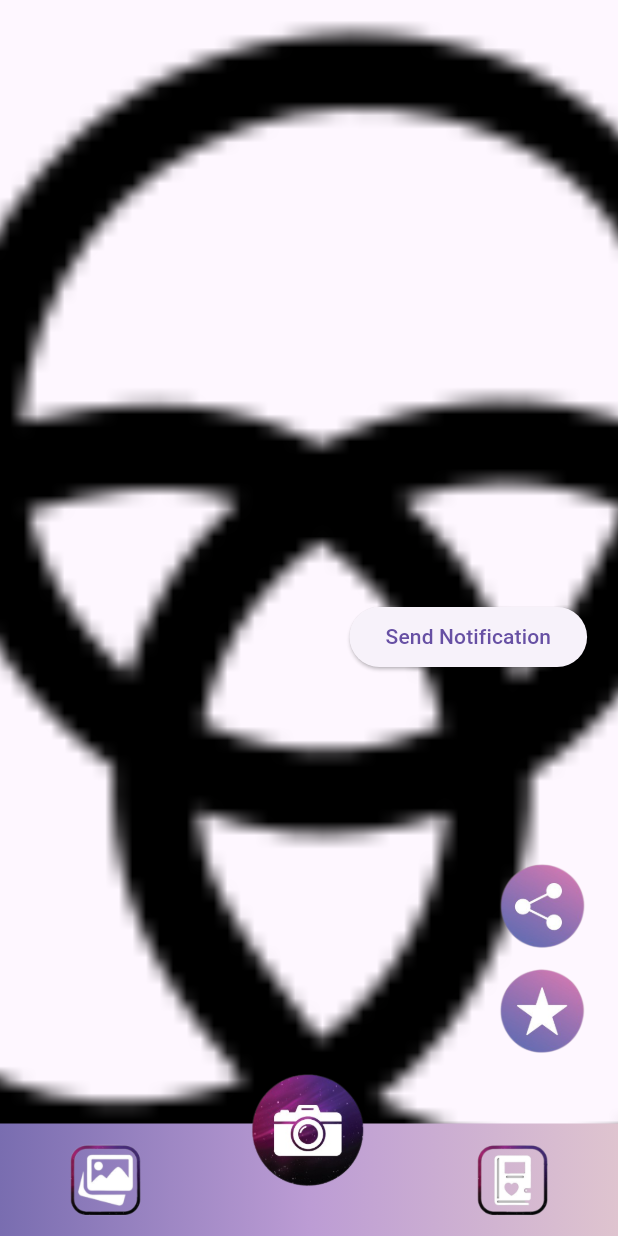
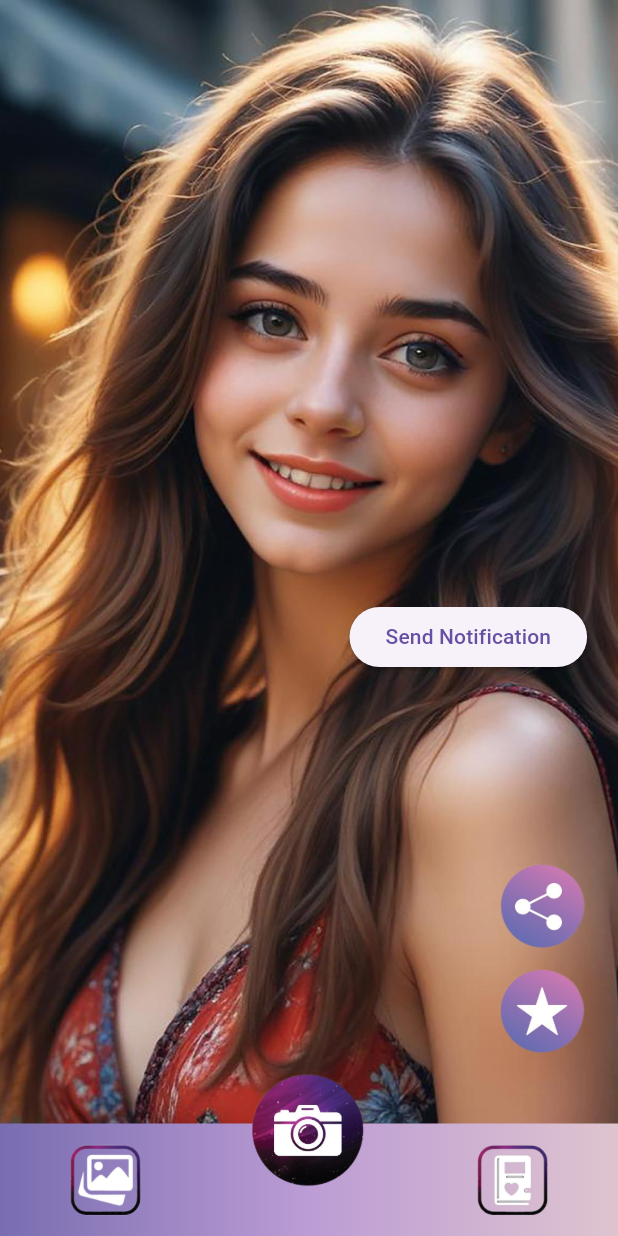
Before and after one commit to arpitmiracle/dpmaker, a Flutter app: the screen it shows after launch, on a phone screen of 412 x 824 dp. Run offline on Flutter 3.47's test engine with Material 3 defaults, Android fonts, the phone set to English and light mode, and no system bars; drawn by our look-alikes of upgrader; our stand-ins replace cached_network_image, dio, firebase_analytics, firebase_core, firebase_crashlytics, firebase_messaging and 10 more; missing offline and left inert: crop_image, document_file_save_plus, easy_image_viewer, firebase_cloud_messaging_flutter, h3m_shimmer_card; accounts and stored records are empty; project files that could hold a hidden picture were left out; key blocks and very long unbroken strings in the code were emptied for the run.

Commit message:
update images

```diff
--- a/lib/Constants/ImagePath.dart
+++ b/lib/Constants/ImagePath.dart
@@ -3,6 +3,12 @@
 
 class ImagePath {
   static const bg_home = 'assets/images/bg_home.jpg';
+  static const bg_home2 = 'assets/images/bg_home2.png';
+  static const bg_home3 = 'assets/images/bg_home3.png';
+  static const bg_home4 = 'assets/images/bg_home4.png';
+  static const bg_home5 = 'assets/images/bg_home5.png';
+  static const bg_home6 = 'assets/images/bg_home6.png';
+  static const bg_home7 = 'assets/images/bg_home7.png';
   static const ic_camera = 'assets/images/ic_camera.png';
   static const ic_gallery = 'assets/images/ic_gallery.png';
   static const ic_my_album = 'assets/images/ic_my_album.png';
--- a/lib/Screens/Frames/FrameSelection.dart
+++ b/lib/Screens/Frames/FrameSelection.dart
@@ -55,7 +55,7 @@
                       //     },);
                       //   },);
                       // } else {
-                      registerAnalyticsEvent(name: "frame_${framesList[i]['frames'][index].toString().replaceAll("assets/frames/", "").replaceAll(".png", "").replaceAll("/", "_")}");
+                      registerAnalyticsEvent(name: "frame_${framesList[i]['category']}_${index}");
                       controller.selectedFrame.value = framesList[i]['frames'][index];
                       // }
                     },
--- a/lib/Screens/Frames/FrameStickers.dart
+++ b/lib/Screens/Frames/FrameStickers.dart
@@ -55,7 +55,7 @@
                       //     },);
                       //   },);
                       // } else {
-                        registerAnalyticsEvent(name: "sticker_${stickersList[i]['stickers'][index].toString().replaceAll("assets/stickers/", "").replaceAll(".png", "").replaceAll("/", "_")}");
+                        registerAnalyticsEvent(name: "sticker_${framesList[i]['category']}_${index}");
                         // controller.stickerList.add(Sticker(id: "Sticker$index${DateTime.now().hashCode}",child: Container(height: 40,width: 40,child: Center(child: Image.asset(stickersList[i]['stickers'][index],fit: BoxFit.cover,))),));
                         controller.stickerList.add(Sticker(id: "Sticker$index${DateTime.now().hashCode}",child: Container(height: 40,width: 40,child: Center(child: CachedNetworkImage(imageUrl: stickersList[i]['stickers'][index],fit: BoxFit.cover,),),),));
                         controller.update();
--- a/lib/Screens/HomeScreen.dart
+++ b/lib/Screens/HomeScreen.dart
@@ -30,10 +30,14 @@
   AdsHelper adsHelper = AdsHelper();
   List<String> backgroundImages = [
     ImagePath.bg_home,
-    ImagePath.ic_color,
-    ImagePath.ic_download,
+    ImagePath.bg_home2,
+    ImagePath.bg_home3,
+    ImagePath.bg_home4,
+    ImagePath.bg_home5,
+    ImagePath.bg_home6,
+    ImagePath.bg_home7,
   ];
-  int _currentIndex = Random().nextInt(2);
+  int _currentIndex = Random().nextInt(7);
   Timer? _timer;
 
   @override
```
Also changed, not shown: lib/Screens/Frames/FrameText.dart (+5 -3 lines), assets/images/bg_home2.png (added), assets/images/bg_home3.png (added), assets/images/bg_home4.png (added), assets/images/bg_home5.png (added), assets/images/bg_home6.png (added), assets/images/bg_home7.png (added), pubspec.lock.
